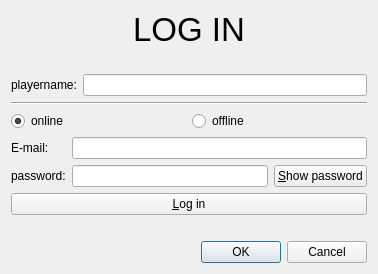
This is Kaminec/UI/validatedialog.ui in kaniol-lck/Kaminec as Qt 5 draws it before an edit. The edited form follows.
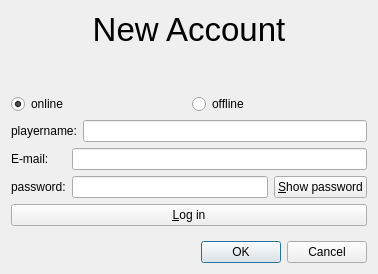
This is the edited form.

Commit message: Reorgnize account management.

Patch:
```diff
--- a/Kaminec/UI/validatedialog.ui
+++ b/Kaminec/UI/validatedialog.ui
@@ -25,7 +25,7 @@
       <enum>Qt::LeftToRight</enum>
      </property>
      <property name="text">
-      <string>LOG IN</string>
+      <string>New Account</string>
      </property>
      <property name="alignment">
       <set>Qt::AlignCenter</set>
@@ -37,6 +37,9 @@
      <property name="orientation">
       <enum>Qt::Vertical</enum>
      </property>
+     <property name="sizeType">
+      <enum>QSizePolicy::Fixed</enum>
+     </property>
      <property name="sizeHint" stdset="0">
       <size>
        <width>20</width>
@@ -45,27 +48,6 @@
      </property>
     </spacer>
    </item>
-   <item>
-    <layout class="QHBoxLayout" name="horizontalLayout">
-     <item>
-      <widget class="QLabel" name="label">
-       <property name="text">
-        <string>playername:</string>
-       </property>
-      </widget>
-     </item>
-     <item>
-      <widget class="QLineEdit" name="lineEdit"/>
-     </item>
-    </layout>
-   </item>
-   <item>
-    <widget class="Line" name="line">
-     <property name="orientation">
-      <enum>Qt::Horizontal</enum>
-     </property>
-    </widget>
-   </item>
    <item>
     <layout class="QHBoxLayout" name="horizontalLayout_2">
      <item>
@@ -90,6 +72,23 @@
      </item>
     </layout>
    </item>
+   <item>
+    <layout class="QHBoxLayout" name="horizontalLayout">
+     <item>
+      <widget class="QLabel" name="playername_label">
+       <property name="text">
+        <string>playername:</string>
+       </property>
+       <property name="buddy">
+        <cstring>playername_le</cstring>
+       </property>
+      </widget>
+     </item>
+     <item>
+      <widget class="QLineEdit" name="playername_le"/>
+     </item>
+    </layout>
+   </item>
    <item>
     <layout class="QGridLayout" name="gridLayout">
      <item row="0" column="0">
```
Left out of the diff: 12 changed lines with no effect on the pictures. The commit also changes 15 other files.
